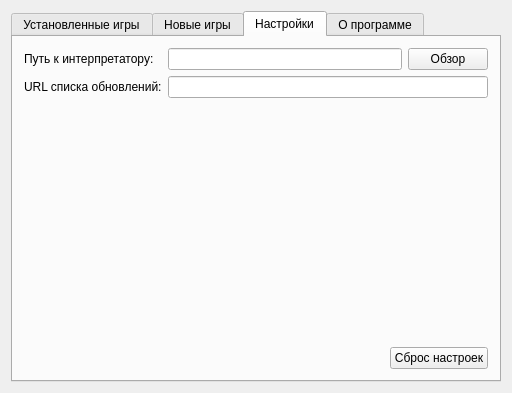
The window that mainwindow.ui (instead-hub/instead-launcher) describes before a commit, drawn with Qt 5.
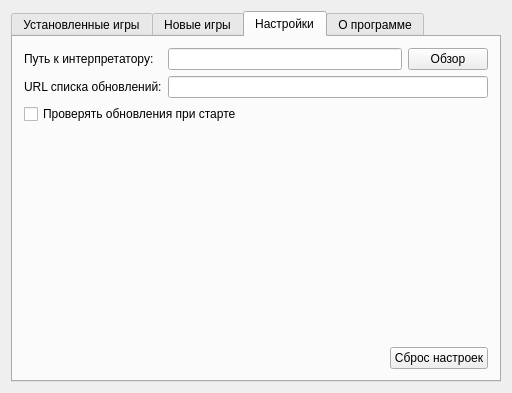
The same window after the commit. The open tabs and pages were chosen to show the change.

Commit message: r24 - added settings reset button (sorry for empty comment), r25 - auto refresh available games on start

Diff of the .ui file:
```diff
--- a/mainwindow.ui
+++ b/mainwindow.ui
@@ -176,6 +176,13 @@
           </item>
          </layout>
         </item>
+        <item>
+         <widget class="QCheckBox" name="autoRefreshCheckBox">
+          <property name="text">
+           <string>Проверять обновления при старте</string>
+          </property>
+         </widget>
+        </item>
         <item>
          <spacer name="verticalSpacer">
           <property name="orientation">
```
The commit also changes 1 other file.
